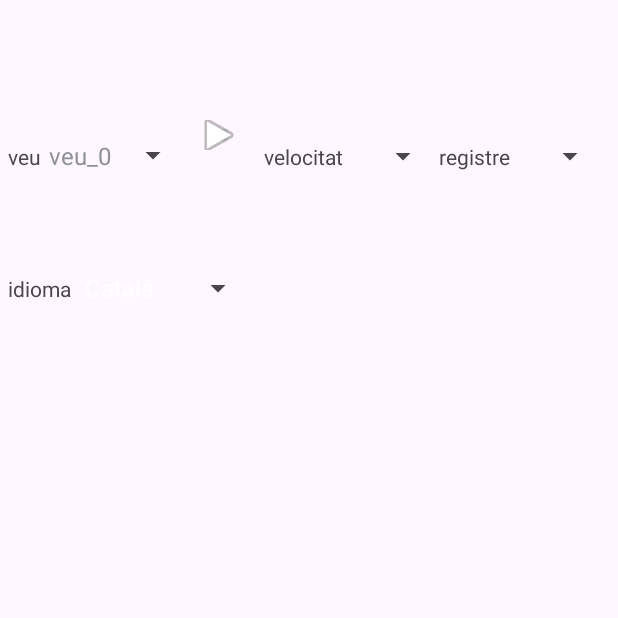
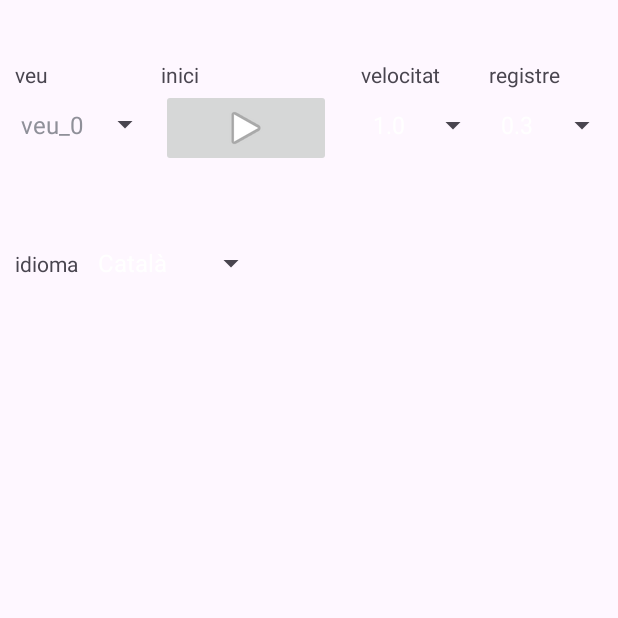
Before and after one commit to rclaver/veus, an Android app: the screen it shows after launch (MainActivity), on a phone screen of 412 x 824 dp, the top half of it. Run offline under Robolectric (Android 15) with nearby library versions, the phone set to English and light mode, and no system bars.

Commit message:
canvi a TableLayoyt

```diff
--- a/app/src/main/java/cat/tron/veus/MainActivity.kt
+++ b/app/src/main/java/cat/tron/veus/MainActivity.kt
@@ -67,8 +67,8 @@ class MainActivity : AppCompatActivity(), TextToSpeech.OnInitListener {
    private lateinit var play: ImageButton
    private lateinit var selectVelocitat: Spinner
    private lateinit var selectRegistre: Spinner
-   private val opcVelocitat = Array<Float>(5) { n -> 0.9f + (n+1).toFloat()/10 }
-   private val opcRegistre = Array<Float>(20) { n -> round((n+1).toFloat()/10 + 0.2f) }
+   private val opcVelocitat = Array<String>(5) { n -> (0.9f + (n+1).toFloat()/10).toString() }
+   private val opcRegistre = Array<String>(20) { n -> ((n+1).toFloat()/10 + 0.2f).toString().substring(0,3) }
    private lateinit var selectIdioma: Spinner
    private val opcionsIdioma = arrayOf("Català", "English", "Español")
 
@@ -91,8 +91,8 @@ class MainActivity : AppCompatActivity(), TextToSpeech.OnInitListener {
 
       play.setOnClickListener {
          val veu = selectVeu.selectedItem.toString()
-         val registre = if (selectRegistre.get(0).isGone) selectRegistre.selectedItem.toString().toFloat() else 1.0f
-         val velocitat = if (selectVelocitat.get(0).isGone) selectVelocitat.selectedItem.toString().toFloat() else 1.0f
+         val registre = if (selectRegistre.selectedItem.toString().isNotEmpty()) selectRegistre.selectedItem.toString().toFloat() else 1.0f
+         val velocitat = if (selectVelocitat.selectedItem.toString().isNotEmpty()) selectVelocitat.selectedItem.toString().toFloat() else 1.0f
          //val registre: Float = if (registre.text.toString() != "") registre.text.toString().toFloat() else 1.0f
          //val velocitat: Float = if (velocitat.text.toString() != "") velocitat.text.toString().toFloat() else 1.0f
          val idiom = selectIdioma.selectedItem.toString().substring(0, 2).lowercase()
--- a/app/src/main/res/layout/activity_main.xml
+++ b/app/src/main/res/layout/activity_main.xml
@@ -9,61 +9,63 @@
    android:id="@+id/main"
    tools:context=".MainActivity">
 
-   <LinearLayout
+   <TableLayout
       android:layout_width="match_parent"
       android:layout_height="wrap_content"
-      android:orientation="horizontal"
-      android:layout_marginStart="5dp"
-      android:layout_marginTop="80dp">
+      android:layout_marginTop="40dp"
+      android:layout_marginStart="10dp"
+      android:stretchColumns="1">
+      <TableRow
+         android:layout_width="match_parent"
+         android:layout_height="match_parent" >
          <TextView
             android:layout_width="wrap_content"
             android:layout_height="wrap_content"
-         android:text="veu" />
-      <Spinner
-         android:id="@+id/selectVeu"
+            android:text="veu"/>
+         <TextView
             android:layout_width="wrap_content"
             android:layout_height="wrap_content"
-         android:layout_marginStart="1dp" />
-
-      <ImageButton
-         android:id="@+id/play"
-         android:layout_width="20dp"
-         android:layout_height="20dp"
-         android:layout_marginLeft="10dp"
-         android:layout_marginRight="20dp"
-         app:srcCompat="@android:drawable/ic_media_play" />
-
+            android:text="inici"/>
          <TextView
             android:layout_width="wrap_content"
             android:layout_height="wrap_content"
             android:text="velocitat" />
-      <Spinner
-         android:id="@+id/selectVelocitat"
-         android:layout_width="60dp"
-         android:layout_height="wrap_content"
-         android:layout_marginStart="4dp" />
          <TextView
             android:layout_width="wrap_content"
             android:layout_height="wrap_content"
-         android:text="registre" />
+            android:text="registre"/>
+      </TableRow>
+
+      <TableRow
+         android:layout_width="match_parent"
+         android:layout_height="match_parent" >
+         <Spinner
+            android:id="@+id/selectVeu"
+            android:layout_width="wrap_content"
+            android:layout_height="wrap_content" />
+         <ImageButton
+            android:id="@+id/play"
+            android:layout_width="wrap_content"
+            android:layout_height="wrap_content"
+            android:layout_marginEnd="20dp"
+            app:srcCompat="@android:drawable/ic_media_play" />
+         <Spinner
+            android:id="@+id/selectVelocitat"
+            android:layout_width="wrap_content"
+            android:layout_height="wrap_content" />
          <Spinner
             android:id="@+id/selectRegistre"
-         android:layout_width="60dp"
-         android:layout_height="wrap_content"
-         android:layout_marginStart="4dp" />
-      <!--com.google.android.material.textfield.TextInputEditText
-         android:id="@+id/selectVelocitat"
-         android:layout_width="60dp"
-         android:layout_height="wrap_content"
-         android:layout_marginStart="10dp"
-         android:inputType="numberDecimal" /-->
-   </LinearLayout>
+            android:layout_width="wrap_content"
+            android:layout_height="wrap_content" />
+      </TableRow>
+
+   </TableLayout>
 
    <LinearLayout
       android:layout_width="match_parent"
       android:layout_height="wrap_content"
       android:orientation="horizontal"
-      android:layout_marginStart="5dp"
+      android:layout_marginStart="10dp"
       android:layout_marginTop="40dp">
       <TextView
          android:layout_width="wrap_content"
@@ -73,8 +75,7 @@
          android:id="@+id/selectIdioma"
          android:layout_width="wrap_content"
          android:layout_height="wrap_content"
-         android:layout_marginStart="1dp" />
-
+         android:layout_marginStart="5dp" />
    </LinearLayout>
 
    <TextView
```
Lines whose indentation alone changed are shown as unchanged.
